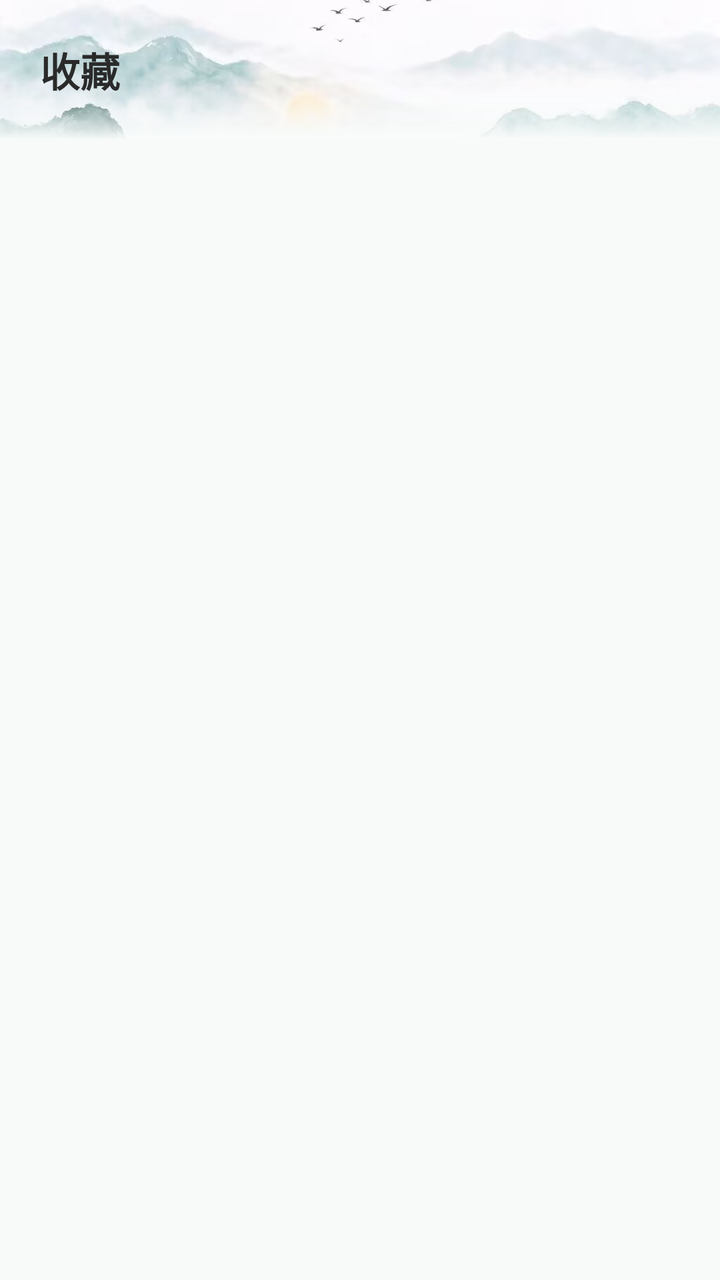
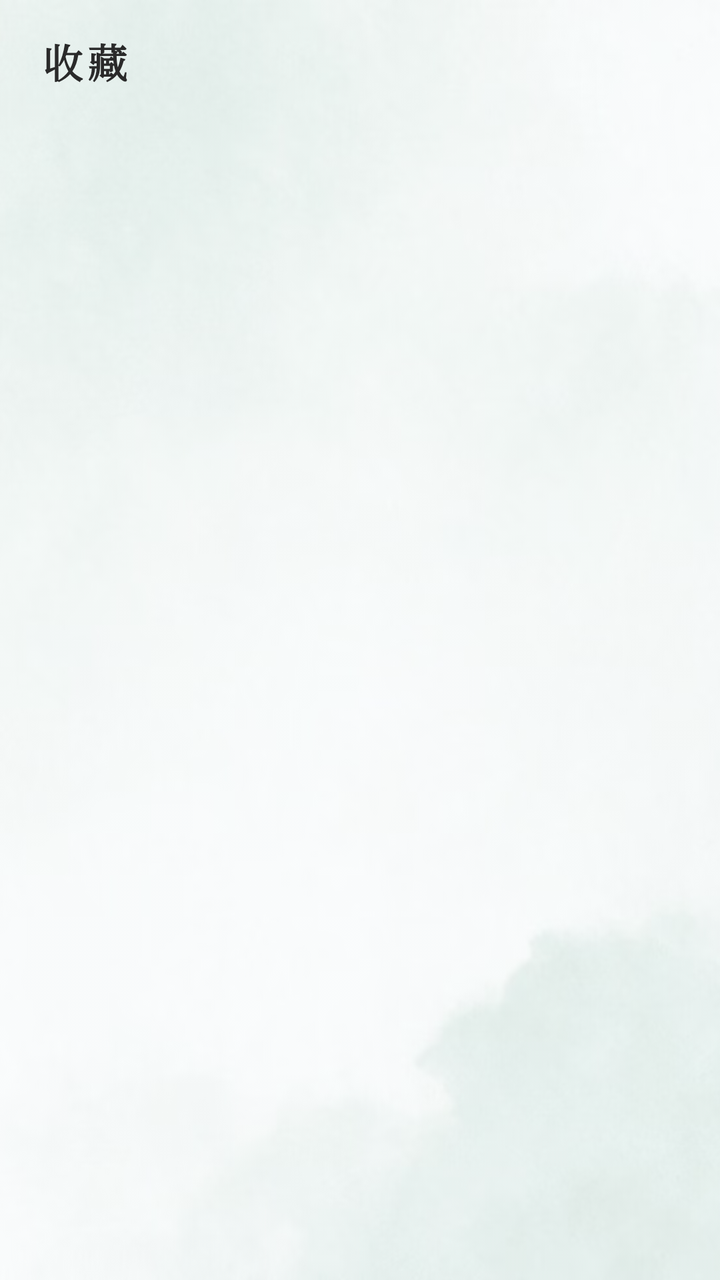

Compare the two renders of this Android layout. The source of the first and the diff that turns it into the second are given below.
<!-- AndroidManifest.xml: application theme Theme.PoemApp -->
<!-- res/layout/fragment_favorite.xml -->
<?xml version="1.0" encoding="utf-8"?>
<androidx.constraintlayout.widget.ConstraintLayout xmlns:android="http://schemas.android.com/apk/res/android"
    android:layout_width="match_parent"
    android:layout_height="match_parent"
    xmlns:app="http://schemas.android.com/apk/res-auto"
    android:background="#F7FAF9">

    
    <ImageView
        android:id="@+id/ivBanner"
        android:layout_width="0dp"
        android:layout_height="70dp"
        android:scaleType="centerCrop"
        android:src="@drawable/bgpic2"
        app:layout_constraintTop_toTopOf="parent"
        app:layout_constraintStart_toStartOf="parent"
        app:layout_constraintEnd_toEndOf="parent" />

    
    <View
        android:layout_width="0dp"
        android:layout_height="28dp"
        android:background="@drawable/fade_bottom"
        app:layout_constraintBottom_toBottomOf="@id/ivBanner"
        app:layout_constraintStart_toStartOf="parent"
        app:layout_constraintEnd_toEndOf="parent" />

    
    <TextView
        android:id="@+id/tvBannerTitle"
        android:layout_width="wrap_content"
        android:layout_height="wrap_content"
        android:layout_marginStart="20dp"
        android:text="收藏"
        android:textSize="20sp"
        android:textStyle="bold"
        android:textColor="#2A2A2A"
        app:layout_constraintBottom_toBottomOf="@id/ivBanner"
        app:layout_constraintTop_toTopOf="@id/ivBanner"
        app:layout_constraintStart_toStartOf="parent" />

    <TextView
        android:id="@+id/tvEmpty"
        android:layout_width="0dp"
        android:layout_height="wrap_content"
        android:gravity="center"
        android:text="暂时没有收藏"
        android:textColor="#888888"
        app:layout_constraintTop_toTopOf="parent"
        app:layout_constraintBottom_toBottomOf="parent"
        app:layout_constraintStart_toStartOf="parent"
        app:layout_constraintEnd_toEndOf="parent"
        android:visibility="gone"/>

    <androidx.recyclerview.widget.RecyclerView
        android:id="@+id/rvFavorites"
        android:layout_width="0dp"
        android:layout_height="0dp"
        android:paddingTop="16dp"
        app:layout_constraintTop_toBottomOf="@+id/ivBanner"
        app:layout_constraintBottom_toBottomOf="parent"
        app:layout_constraintStart_toStartOf="parent"
        app:layout_constraintEnd_toEndOf="parent"
        android:paddingStart="16dp"
        android:paddingEnd="16dp"/>

</androidx.constraintlayout.widget.ConstraintLayout>
<!-- resources referenced by this layout -->
<resources>
  <!-- drawable bgpic2: jpg bitmap (drawable, 42442 bytes) -->
  <!-- drawable fade_bottom (drawable) -->
  <shape android:shape="rectangle"
      xmlns:android="http://schemas.android.com/apk/res/android">
      <gradient
          android:angle="270"
          android:startColor="#00F7FAF9"
          android:endColor="#FFF7FAF9" />
  </shape>
  <style name="Theme.PoemApp" parent="Base.Theme.PoemApp" />
  <style name="Base.Theme.PoemApp" parent="Theme.Material3.DayNight.NoActionBar">
          
          
      </style>
</resources>

<!-- the commit's change to res/layout/fragment_favorite.xml (unified diff, before → after) -->
@@ -3,41 +3,36 @@
     android:layout_width="match_parent"
     android:layout_height="match_parent"
     xmlns:app="http://schemas.android.com/apk/res-auto"
-    android:background="#F7FAF9">
+    android:background="#F2FFFFFF"  >
 
-    
     <ImageView
-        android:id="@+id/ivBanner"
+        android:id="@+id/ivPageBg"
         android:layout_width="0dp"
-        android:layout_height="70dp"
+        android:layout_height="0dp"
         android:scaleType="centerCrop"
-        android:src="@drawable/bgpic2"
+        android:alpha="0.5"
+        android:src="@drawable/bgpic3"
+        android:contentDescription="@null"
         app:layout_constraintTop_toTopOf="parent"
+        app:layout_constraintBottom_toBottomOf="parent"
         app:layout_constraintStart_toStartOf="parent"
         app:layout_constraintEnd_toEndOf="parent" />
 
-    
-    <View
-        android:layout_width="0dp"
-        android:layout_height="28dp"
-        android:background="@drawable/fade_bottom"
-        app:layout_constraintBottom_toBottomOf="@id/ivBanner"
-        app:layout_constraintStart_toStartOf="parent"
-        app:layout_constraintEnd_toEndOf="parent" />
 
-    
     <TextView
-        android:id="@+id/tvBannerTitle"
+        android:id="@+id/tvFavoriteTitle"
         android:layout_width="wrap_content"
         android:layout_height="wrap_content"
         android:layout_marginStart="20dp"
         android:text="收藏"
+        android:letterSpacing="0.12"
+        android:fontFamily="serif"
         android:textSize="20sp"
         android:textStyle="bold"
         android:textColor="#2A2A2A"
-        app:layout_constraintBottom_toBottomOf="@id/ivBanner"
-        app:layout_constraintTop_toTopOf="@id/ivBanner"
-        app:layout_constraintStart_toStartOf="parent" />
+        app:layout_constraintStart_toStartOf="parent"
+        app:layout_constraintTop_toTopOf="parent"
+        android:layout_marginTop="16dp"/>
 
     <TextView
         android:id="@+id/tvEmpty"
@@ -57,7 +52,7 @@
         android:layout_width="0dp"
         android:layout_height="0dp"
         android:paddingTop="16dp"
-        app:layout_constraintTop_toBottomOf="@+id/ivBanner"
+        app:layout_constraintTop_toBottomOf="@+id/tvFavoriteTitle"
         app:layout_constraintBottom_toBottomOf="parent"
         app:layout_constraintStart_toStartOf="parent"
         app:layout_constraintEnd_toEndOf="parent"
<!-- resource entries referenced after the edit -->
@@ -1,14 +1,6 @@
 <!-- resources referenced by this layout -->
 <resources>
-  <!-- drawable bgpic2: jpg bitmap (drawable, 42442 bytes) -->
-  <!-- drawable fade_bottom (drawable) -->
-  <shape android:shape="rectangle"
-      xmlns:android="http://schemas.android.com/apk/res/android">
-      <gradient
-          android:angle="270"
-          android:startColor="#00F7FAF9"
-          android:endColor="#FFF7FAF9" />
-  </shape>
+  <!-- drawable bgpic3: jpg bitmap (drawable, 80397 bytes) -->
   <style name="Theme.PoemApp" parent="Base.Theme.PoemApp" />
   <style name="Base.Theme.PoemApp" parent="Theme.Material3.DayNight.NoActionBar">
           
